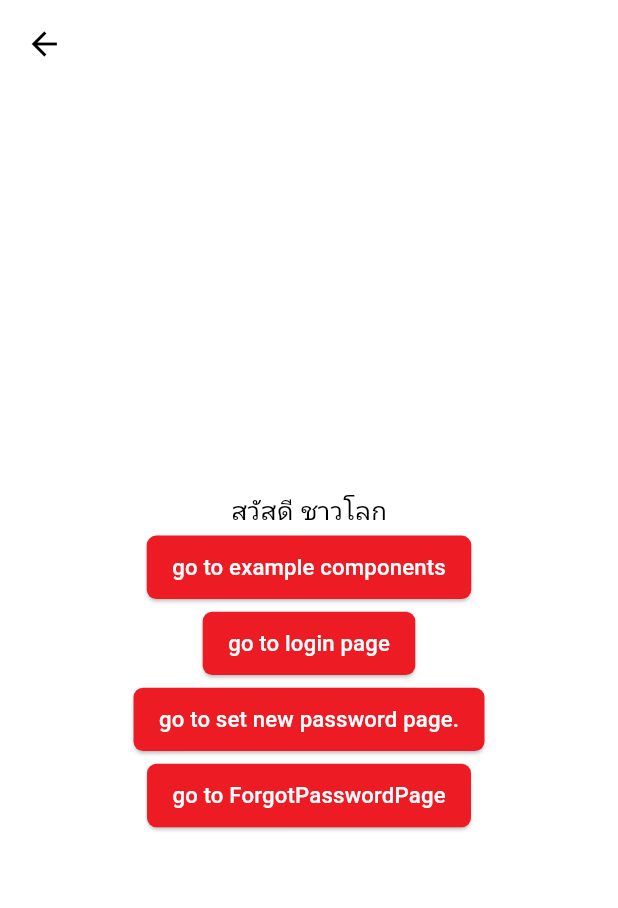
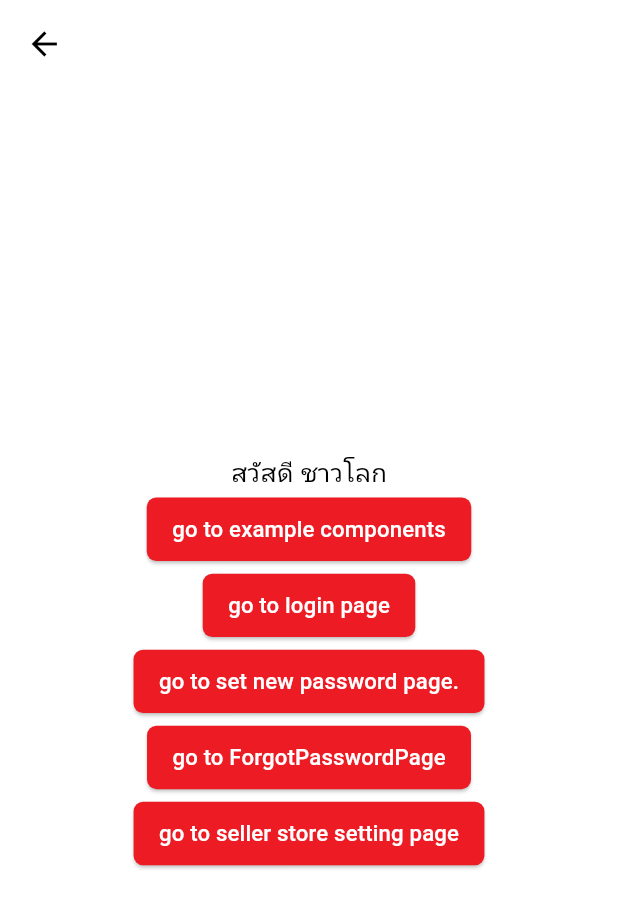
Before and after one commit to cipherstudio/simummuang-marketplace-app-seller, a Flutter app: the ExamplePage screen opened directly, on a phone screen of 412 x 824 dp. Shown: the top 908 px of the screen. Run offline on Flutter 3.47's test engine with Material 3 defaults, Android fonts, the phone set to English and light mode, and no system bars; our stand-ins replace bloc_concurrency, dio, email_validator, flutter_bloc, flutter_otp_text_field, flutter_svg and 8 more; generated files the repository leaves out were written again; Roboto replaces fonts that are missing (fontFamily).

Commit message:
finished seller setting store info.

```diff
--- a/lib/features/example_page/view/example_page.dart
+++ b/lib/features/example_page/view/example_page.dart
@@ -4,6 +4,7 @@ import 'package:smm_application/components/example_components.dart';
 import 'package:smm_application/components/smm_filled_button.dart';
 import 'package:smm_application/features/forgot_password/view/forgot_password_page.dart';
 import 'package:smm_application/features/login_page/view/login_page.dart';
+import 'package:smm_application/features/seller_setting/seller_setting_store_info.dart';
 import 'package:smm_application/features/set_new_password/view/set_new_password_page.dart';
 import 'package:smm_application/themes/app_text_styles.dart';
 import 'package:smm_application/translation/generated/l10n.dart';
@@ -77,6 +78,17 @@ class _ExamplePageState extends State<ExamplePage> {
                 context.pushNamed(AppRouter.forgotPasswordPageNamed);
               },
             ),
+            SMMFilledButton.normal(
+              label: 'go to seller store setting page',
+              onPressed: () {
+                // StoreInfoSetting
+                Navigator.of(context).push(
+                  MaterialPageRoute(
+                    builder: (context) => const SellerSettingStoreInfo(),
+                  ),
+                );
+              },
+            ),
           ],
         ),
       ),
--- a/lib/router/app_router.dart
+++ b/lib/router/app_router.dart
@@ -34,7 +34,7 @@ class AppRouter {
           path: appDirectorPath,
           pageBuilder: (context, state) {
             return MaterialPage<void>(
-                key: state.pageKey, child: const LoginPage());
+                key: state.pageKey, child: const ExamplePage());
           },
           routes: [
             GoRoute(
--- a/lib/themes/app_text_styles.dart
+++ b/lib/themes/app_text_styles.dart
@@ -29,4 +29,10 @@ class AppTextStyles {
 
   static const TextStyle textBTNSmall = TextStyle(
       color: AppColors.black, fontSize: 13, fontWeight: FontWeight.w400);
+
+  static const TextStyle textLGSemiBold = TextStyle(
+      color: AppColors.black, fontSize: 18, fontWeight: FontWeight.w600);
+
+  static const TextStyle textMDSemiBold = TextStyle(
+      color: AppColors.black, fontSize: 16, fontWeight: FontWeight.w600);
 }
--- a/lib/translation/l10n/intl_en.arb
+++ b/lib/translation/l10n/intl_en.arb
@@ -50,5 +50,17 @@
   "forgetpassword_fill_otp" : "ระบุ OTP ของคุณ",
   "forgetpassword_ref_code" : "รหัสอ้างอิง:",
   "forgetpassword_request_otp_title" : "หากยังไม่ได้รับ OTP? ขอรหัส OTP อีกครั้ง",
-  "component_button_label_edit" : "Edit"
+  "component_button_label_edit" : "Edit",
+  "seller_setting_store_image_label":"Store Profile",
+  "seller_setting_store_name_label":"Store Name",
+  "seller_setting_store_type_label":"Market Type",
+  "seller_setting_seller_information_label":"Seller Information",
+  "seller_setting_store_label_suffix_text":"Market",
+  "seller_setting_store_zone_suffix_text":"Market Zone",
+  "seller_setting_store_opening_hours_suffix_text":"Open - Close",
+  "seller_setting_store_tel_num_suffix_text":"Telephone Number",
+  "seller_setting_seller_name_suffix_text":"First Name - Last Name",
+  "seller_setting_seller_tel_num_suffix_text":"Telephone Number",
+  "seller_setting_seller_email_suffix_text":"E-mail",
+  "seller_setting_seller_suffix_text":"Address"
 }
--- a/lib/translation/l10n/intl_th.arb
+++ b/lib/translation/l10n/intl_th.arb
@@ -50,5 +50,17 @@
   "forgetpassword_fill_otp" : "ระบุ OTP ของคุณ",
   "forgetpassword_ref_code" : "รหัสอ้างอิง:",
   "forgetpassword_request_otp_title" : "หากยังไม่ได้รับ OTP? ขอรหัส OTP อีกครั้ง",
-  "component_button_label_edit" : "แก้ไข"
+  "component_button_label_edit" : "แก้ไข",
+  "seller_setting_store_image_label":"รูปโปรไฟล์ร้าน",
+  "seller_setting_store_name_label":"ชื่อร้านค้า",
+  "seller_setting_store_type_label":"ประเภทคลาด",
+  "seller_setting_seller_information_label":"ข้อมูลผู้ขาย",
+  "seller_setting_store_label_suffix_text":"ตลาด",
+  "seller_setting_store_zone_suffix_text":"แผงค้า",
+  "seller_setting_store_opening_hours_suffix_text":"เวลาเปิด - ปิดร้าน",
+  "seller_setting_store_tel_num_suffix_text":"เบอร์โทร",
+  "seller_setting_seller_name_suffix_text":"ชื่อ-นามสกุล",
+  "seller_setting_seller_tel_num_suffix_text":"เบอร์ติดต่อ",
+  "seller_setting_seller_email_suffix_text":"อีเมล",
+  "seller_setting_seller_suffix_text":"ที่อยู่"
 }
```
Also changed, not shown: lib/components/smm_text_form_field.dart (+166 -27 lines), lib/features/seller_setting/seller_setting_store_info.dart (added, +124 -0 lines), lib/translation/generated/intl/messages_en.dart, lib/translation/generated/intl/messages_th.dart, lib/translation/generated/l10n.dart.
